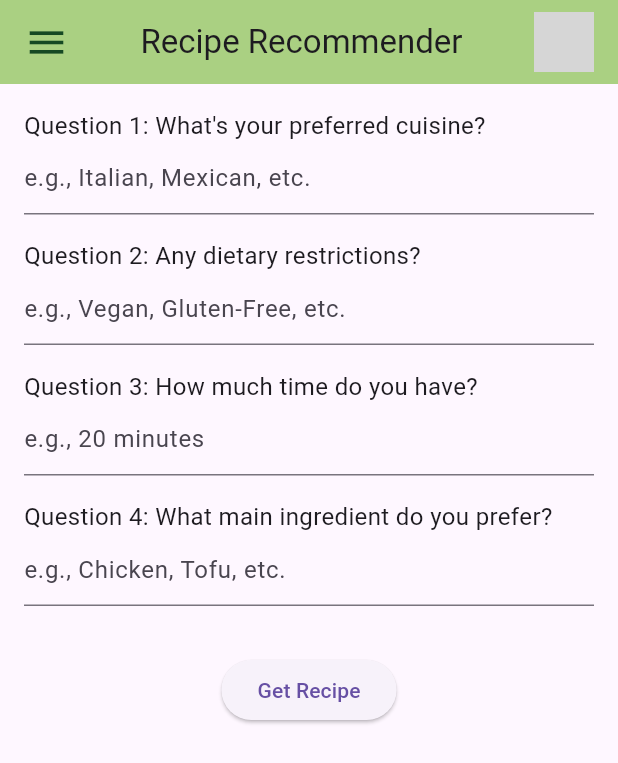
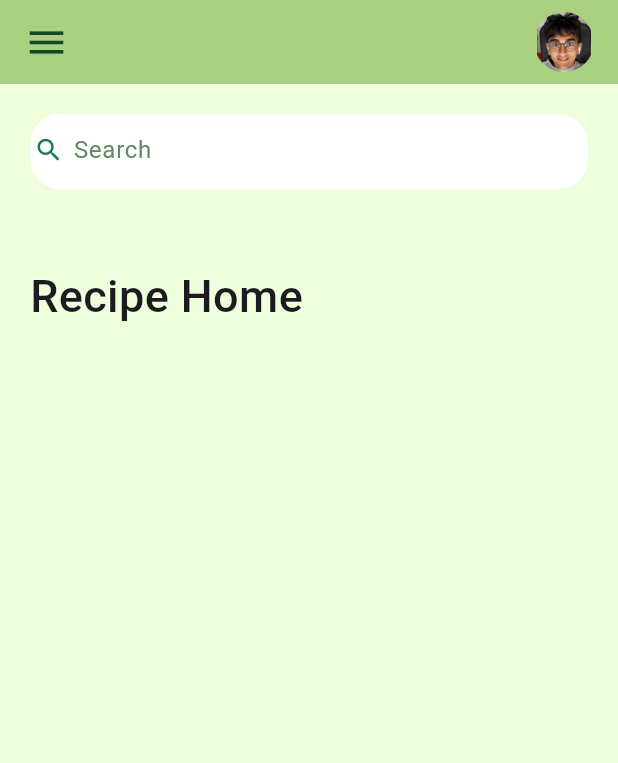
Before and after one commit to rosiedk1114/RUMAD_frontend, a Flutter app: the screen it shows after launch, on a phone screen of 412 x 824 dp. Shown: the top 763 px of the screen. Run offline on Flutter 3.47's test engine with Material 3 defaults, Android fonts, the phone set to English and light mode, and no system bars; our stand-ins replace supabase_flutter; accounts and stored records are empty; grey boxes are pictures that could not be loaded.

Commit message:
navigate to Home

```diff
--- a/lib/home.dart
+++ b/lib/home.dart
@@ -1,86 +1,69 @@
-import 'dart:convert';
-
 import 'package:flutter/material.dart';
 
-class QuestionnaireScreen extends StatefulWidget {
-  @override
-  _QuestionnaireScreenState createState() => _QuestionnaireScreenState();
-}
-
-class _QuestionnaireScreenState extends State<QuestionnaireScreen> {
-  //stores answers
-  String answer1 = '';
-  String answer2 = '';
-  String answer3 = '';
-  String answer4 = '';
-
-  // submits answers, displays recipe if found
-  void submitAnswers() async {
-    Map<String, String> answers = {
-      'question1': answer1,
-      'question2': answer2,
-      'question3': answer3,
-      'question4': answer4,
-    };
-  }
+class Home extends StatelessWidget {
+  const Home({super.key});
 
   @override
   Widget build(BuildContext context) {
     return Scaffold(
       appBar: _buildAppBar(),
-      body: Padding(
-        padding: const EdgeInsets.all(16.0),
+      body: Container(
+        padding: EdgeInsets.symmetric(
+          horizontal: 20,
+          vertical: 20,
+          ),
         child: Column(
-          crossAxisAlignment: CrossAxisAlignment.start,
-          children: <Widget> [
-            Text("Question 1: What's your preferred cuisine?", style: TextStyle(fontSize: 16)),
-            TextField(
-              onChanged: (value) => setState(() => answer1 = value),
-              decoration: InputDecoration(
-                hintText: 'e.g., Italian, Mexican, etc.',
+          children: [
+            searchBox(),
+            Expanded(
+              child: ListView(
+                children: [
+                  Container(
+                    margin: EdgeInsets.only(top: 50, bottom:20),
+                    child: Text(
+                      'Recipe Home',
+                      style: TextStyle(
+                        fontSize:30,
+                        fontWeight: FontWeight.w500
+                      ),
+                    ),
+                  ),
+                ],
               ),
-            ),
-            SizedBox(height: 16),
+            )
+          ],
+        ),
+      ),
+      backgroundColor: const Color.fromARGB(255, 239, 255, 221),
+    );
+  }
 
-            Text("Question 2: Any dietary restrictions?", style: TextStyle(fontSize: 16)),
-            TextField(
-              onChanged: (value) => setState(() => answer2 = value),
-              decoration: InputDecoration(
-                hintText: 'e.g., Vegan, Gluten-Free, etc.',
-              ),
-            ),
-            SizedBox(height: 16),
-
-            Text("Question 3: How much time do you have?", style: TextStyle(fontSize: 16)),
-            TextField(
-              onChanged: (value) => setState(() => answer3 = value),
-              decoration: InputDecoration(
-                hintText: 'e.g., 20 minutes',
-              ),
-            ),
-            SizedBox(height: 16),
-
-            Text("Question 4: What main ingredient do you prefer?", style: TextStyle(fontSize: 16)),
-            TextField(
-              onChanged: (value) => setState(() => answer4 = value),
-              decoration: InputDecoration(
-                hintText: 'e.g., Chicken, Tofu, etc.',
-              ),
-            ),
-            SizedBox(height: 32),
-
-            Center(
-              child: ElevatedButton(
-                onPressed: submitAnswers,
-                child: Text('Get Recipe'),
-              ),
-            ),
-          ],
+  Widget searchBox() {
+    return Container(
+      height: 50,
+      decoration: BoxDecoration(
+        color: Colors.white,
+        borderRadius: BorderRadius.circular(20)
+        ),
+      child: const TextField(
+        decoration: InputDecoration(
+          contentPadding: EdgeInsets.all(0),
+          prefixIcon: Icon(
+            Icons.search,
+            color: Color.fromARGB(255, 23, 123, 75),
+            size: 20,
+          ),
+          prefixIconConstraints: BoxConstraints(
+            maxHeight: 20,
+            minWidth: 25,
+          ),
+          border: InputBorder.none,
+          hintText: 'Search',
+          hintStyle: TextStyle(color: Color.fromARGB(255, 100, 138, 100)),
         ),
       ),
     );
   }
-
   AppBar _buildAppBar() {
     return AppBar(
       backgroundColor: const Color.fromARGB(255, 170, 208, 130),
@@ -93,14 +76,12 @@ class _QuestionnaireScreenState extends State<QuestionnaireScreen> {
             color: Color.fromARGB(255, 22, 73, 35),
             size: 30,
           ),
-          const Text('Recipe Recommender'),
           SizedBox(
-
             height: 40,
             width: 40,
             child: ClipRRect(
               borderRadius: BorderRadius.circular(20),
-              child: Image.asset('assets/images/raccoon.jpeg'),
+              child: Image.asset('assets/images/ankit.png'),
             ),
           ),
         ]
@@ -108,24 +89,3 @@ class _QuestionnaireScreenState extends State<QuestionnaireScreen> {
     );
   }
 }
-
-class RecipeScreen extends StatelessWidget {
-  final String recommendedRecipe;
-
-  RecipeScreen({required this.recommendedRecipe});
-
-  @override
-  Widget build(BuildContext context) {
-    return Scaffold(
-      appBar: AppBar(
-        title: Text('Recipe Details'),
-      ),
-      body: Center(
-        child: Text(
-          'Recommended Recipe: $recommendedRecipe',
-          style: TextStyle(fontSize: 24),
-        ),
-      ),
-    );
-  }
-}
--- a/lib/views/auth.dart
+++ b/lib/views/auth.dart
@@ -28,6 +28,8 @@ class _SignInPageState extends State<SignInPage> {
         email: _emailController.text,
         password: _passwordController.text,
       );
+
+      Navigator.of(context).popAndPushNamed("/home");
       // Catch type of account not found
     } on AuthException catch (_) {
       try {
@@ -35,6 +37,7 @@ class _SignInPageState extends State<SignInPage> {
 
         await supabase.auth.signUp(
             password: _passwordController.text, email: _emailController.text);
+            Navigator.of(context).popAndPushNamed("/home");
       } catch (e) {
         debugPrint('Error: $e');
       }
--- a/pubspec.yaml
+++ b/pubspec.yaml
@@ -55,7 +55,7 @@ dev_dependencies:
 # The following section is specific to Flutter packages.
 flutter:
   assets:
-  - assets/images/ankit.png
+    - assets/images/ankit.png
   # The following line ensures that the Material Icons font is
   # included with your application, so that you can use the icons in
   # the material Icons class.
```
Also changed, not shown: lib/fetchRecipeScreen.dart (added, +131 -0 lines), lib/main.dart (+35 -2 lines), lib/signIn.dart (added).
